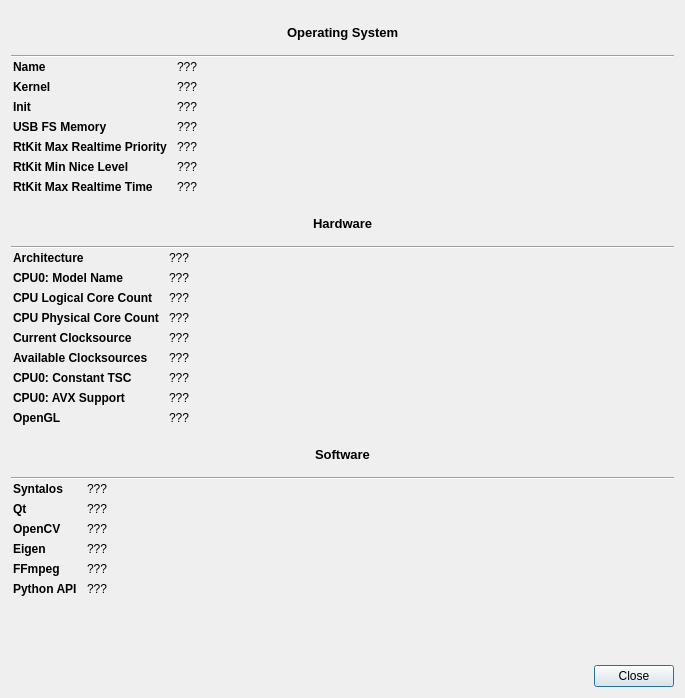
Before: the Qt Designer form src/sysinfodialog.ui in syntalos/syntalos, drawn with Qt 5.
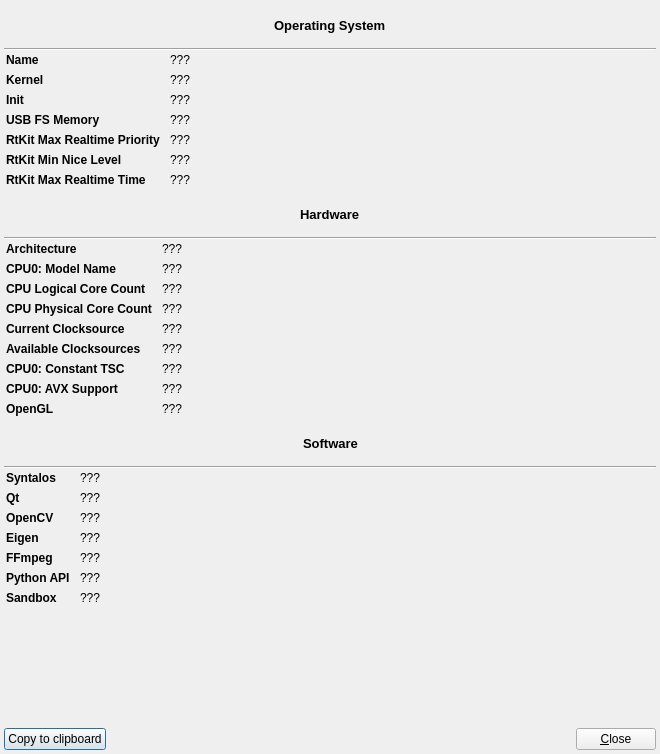
After: the same form once the commit is applied. Icons and pictures are not drawn.

Commit message:
sysinfo: Allow user to easily copy system information
Very useful for bug reports from external parties.

Patch:
```diff
--- a/src/sysinfodialog.ui
+++ b/src/sysinfodialog.ui
@@ -6,14 +6,29 @@
    <rect>
     <x>0</x>
     <y>0</y>
-    <width>685</width>
-    <height>698</height>
+    <width>660</width>
+    <height>754</height>
    </rect>
   </property>
   <property name="windowTitle">
    <string>System Information</string>
   </property>
   <layout class="QVBoxLayout" name="verticalLayout_4">
+   <property name="spacing">
+    <number>4</number>
+   </property>
+   <property name="leftMargin">
+    <number>4</number>
+   </property>
+   <property name="topMargin">
+    <number>4</number>
+   </property>
+   <property name="rightMargin">
+    <number>4</number>
+   </property>
+   <property name="bottomMargin">
+    <number>4</number>
+   </property>
    <item>
     <widget class="QWidget" name="widget" native="true">
      <layout class="QVBoxLayout" name="verticalLayout">
@@ -833,6 +848,26 @@
           </property>
          </widget>
         </item>
+        <item row="6" column="0">
+         <widget class="QLabel" name="sandboxLabel">
+          <property name="font">
+           <font>
+            <weight>75</weight>
+            <bold>true</bold>
+           </font>
+          </property>
+          <property name="text">
+           <string>Sandbox</string>
+          </property>
+         </widget>
+        </item>
+        <item row="6" column="1">
+         <widget class="QLabel" name="valSandboxInfo">
+          <property name="text">
+           <string>???</string>
+          </property>
+         </widget>
+        </item>
        </layout>
       </item>
       <item>
@@ -852,13 +887,57 @@
     </widget>
    </item>
    <item>
-    <widget class="QDialogButtonBox" name="buttonBox">
-     <property name="orientation">
-      <enum>Qt::Horizontal</enum>
-     </property>
-     <property name="standardButtons">
-      <set>QDialogButtonBox::Close</set>
-     </property>
+    <widget class="QWidget" name="widget_7" native="true">
+     <layout class="QHBoxLayout" name="horizontalLayout_4">
+      <property name="spacing">
+       <number>0</number>
+      </property>
+      <property name="leftMargin">
+       <number>0</number>
+      </property>
+      <property name="topMargin">
+       <number>6</number>
+      </property>
+      <property name="rightMargin">
+       <number>0</number>
+      </property>
+      <property name="bottomMargin">
+       <number>0</number>
+      </property>
+      <item>
+       <widget class="QPushButton" name="btnClipboardCopy">
+        <property name="text">
+         <string>Copy to clipboard</string>
+        </property>
+        <property name="icon">
+         <iconset theme="edit-copy"/>
+        </property>
+       </widget>
+      </item>
+      <item>
+       <spacer name="horizontalSpacer_7">
+        <property name="orientation">
+         <enum>Qt::Horizontal</enum>
+        </property>
+        <property name="sizeHint" stdset="0">
+         <size>
+          <width>434</width>
+          <height>20</height>
+         </size>
+        </property>
+       </spacer>
+      </item>
+      <item>
+       <widget class="QPushButton" name="btnClose">
+        <property name="text">
+         <string>&amp;Close</string>
+        </property>
+        <property name="icon">
+         <iconset theme="dialog-close"/>
+        </property>
+       </widget>
+      </item>
+     </layout>
     </widget>
    </item>
   </layout>
```
Left out of the diff: 28 changed lines with no effect on the pictures. The commit also changes 4 other files.
